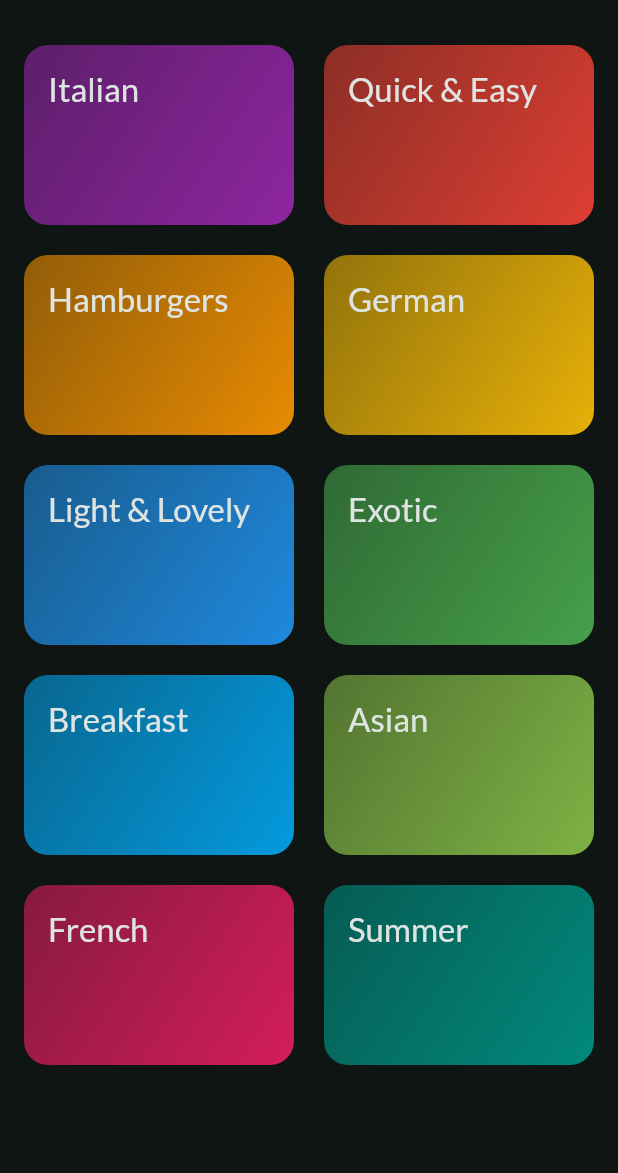
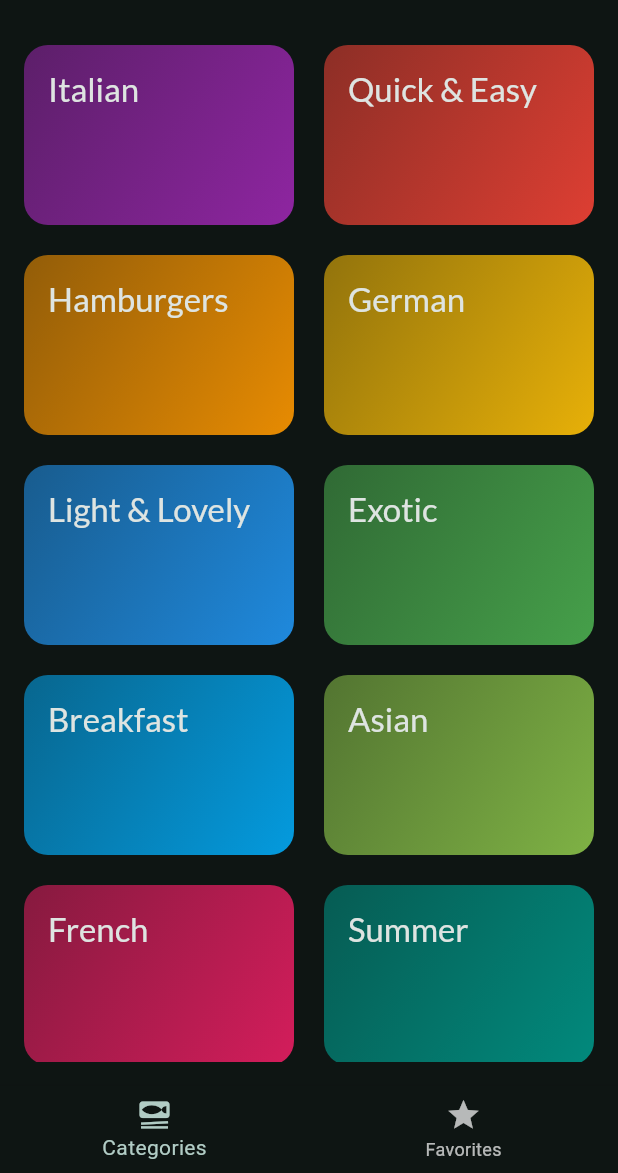
Before and after one commit to tessceciliaj/meal_app, a Flutter app: the screen it shows after launch, on a phone screen of 412 x 824 dp, the part 63-1236 px from its top. Run offline on Flutter 3.47's test engine with Material 3 defaults, Android fonts, the phone set to English and light mode, and no system bars; our stand-ins replace google_fonts, transparent_image.

Commit message:
Toggle favorite meal functionality.

```diff
--- a/lib/main.dart
+++ b/lib/main.dart
@@ -3,6 +3,7 @@ import 'package:google_fonts/google_fonts.dart';
 import 'package:meal_app/data/dummy_data.dart';
 import 'package:meal_app/screens/categories.dart';
 import 'package:meal_app/screens/meals.dart';
+import 'package:meal_app/screens/tabs.dart';
 
 final theme = ThemeData(
   useMaterial3: true,
@@ -27,7 +28,7 @@ class App extends StatelessWidget {
   Widget build(BuildContext context) {
     return MaterialApp(
       theme: theme,
-      home: const CategoryScreen(),
+      home: const TabsScreen(),
     );
   }
 }
--- a/lib/screens/categories.dart
+++ b/lib/screens/categories.dart
@@ -1,11 +1,14 @@
 import 'package:flutter/material.dart';
+import 'package:meal_app/models/meal.dart';
 import 'package:meal_app/screens/meals.dart';
 import 'package:meal_app/widgets/category_grid_item.dart';
 import 'package:meal_app/data/dummy_data.dart';
 import 'package:meal_app/models/category.dart';
 
 class CategoryScreen extends StatelessWidget {
-  const CategoryScreen({super.key});
+  const CategoryScreen({super.key, required this.onToggleFavorite});
+
+  final void Function(Meal meal) onToggleFavorite;
 
   void _selectCategory(BuildContext context, Category category) {
     final filteredMeals = dummyMeals
@@ -18,6 +21,7 @@ class CategoryScreen extends StatelessWidget {
         builder: (ctx) => MealsScreen(
           title: category.title,
           meals: filteredMeals,
+          onToggleFavorite: onToggleFavorite,
         ),
       ),
     );
@@ -25,12 +29,8 @@ class CategoryScreen extends StatelessWidget {
 
   @override
   Widget build(BuildContext context) {
-    return Scaffold(
-      appBar: AppBar(
-        title: const Text('MealMate'),
-      ),
-      body: Padding(
-        padding: const EdgeInsets.all(16),
+    return Padding(
+      padding: const EdgeInsets.all(16.0),
       child: GridView(
         gridDelegate: const SliverGridDelegateWithFixedCrossAxisCount(
           crossAxisCount: 2,
@@ -49,7 +49,6 @@ class CategoryScreen extends StatelessWidget {
             ),
         ],
       ),
-      ),
     );
   }
 }
--- /dev/null
+++ b/lib/screens/tabs.dart
@@ -0,0 +1,62 @@
+import 'package:flutter/material.dart';
+import 'package:meal_app/models/meal.dart';
+import 'package:meal_app/screens/categories.dart';
+import 'package:meal_app/screens/meals.dart';
+
+class TabsScreen extends StatefulWidget {
+  const TabsScreen({super.key});
+
+  @override
+  State<TabsScreen> createState() => _TabsScreenState();
+}
+
+class _TabsScreenState extends State<TabsScreen> {
+  int _selectedPageIndex = 0;
+  final List<Meal> _favoriteMeals = [];
+
+  void _toggleMealFavorite(Meal meal) {
+    final isExisting = _favoriteMeals.contains(meal);
+
+    if (isExisting) {
+      _favoriteMeals.remove(meal);
+    } else {
+      _favoriteMeals.add(meal);
+    }
+  }
+
+  void _selectPage(int index) {
+    _selectedPageIndex = index;
+  }
+
+  @override
+  Widget build(BuildContext context) {
+    Widget activePage = CategoryScreen(
+      onToggleFavorite: _toggleMealFavorite,
+    );
+    String activePageTitle = 'MealMate';
+
+    if (_selectedPageIndex == 1) {
+      activePage = MealsScreen(
+        meals: _favoriteMeals,
+        onToggleFavorite: _toggleMealFavorite,
+      );
+      activePageTitle = 'Your Favorites';
+    }
+
+    return Scaffold(
+      appBar: AppBar(
+        title: Text(activePageTitle),
+      ),
+      body: activePage,
+      bottomNavigationBar: BottomNavigationBar(
+        onTap: _selectPage,
+        currentIndex: _selectedPageIndex,
+        items: const [
+          BottomNavigationBarItem(
+              icon: Icon(Icons.set_meal), label: 'Categories'),
+          BottomNavigationBarItem(icon: Icon(Icons.star), label: 'Favorites'),
+        ],
+      ),
+    );
+  }
+}
```
Also changed, not shown: lib/screens/meal.dart (+14 -1 lines), lib/screens/meals.dart (+16 -8 lines), lib/widgets/meal_item.dart (+7 -2 lines). Lines whose indentation alone changed are shown as unchanged.
